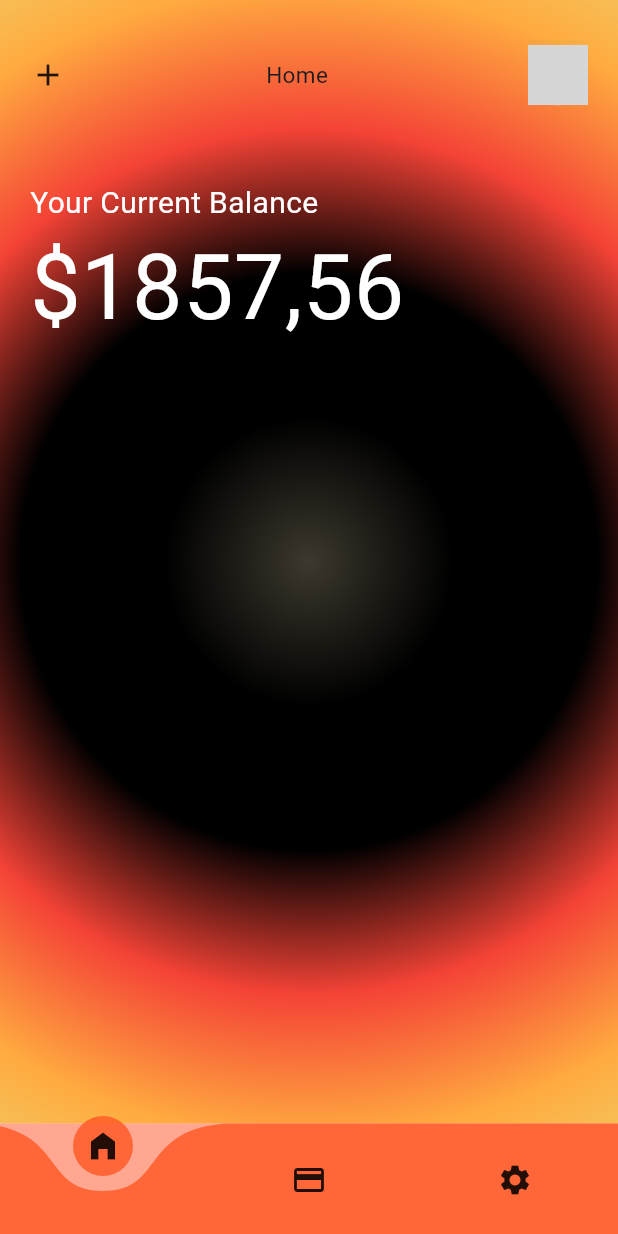
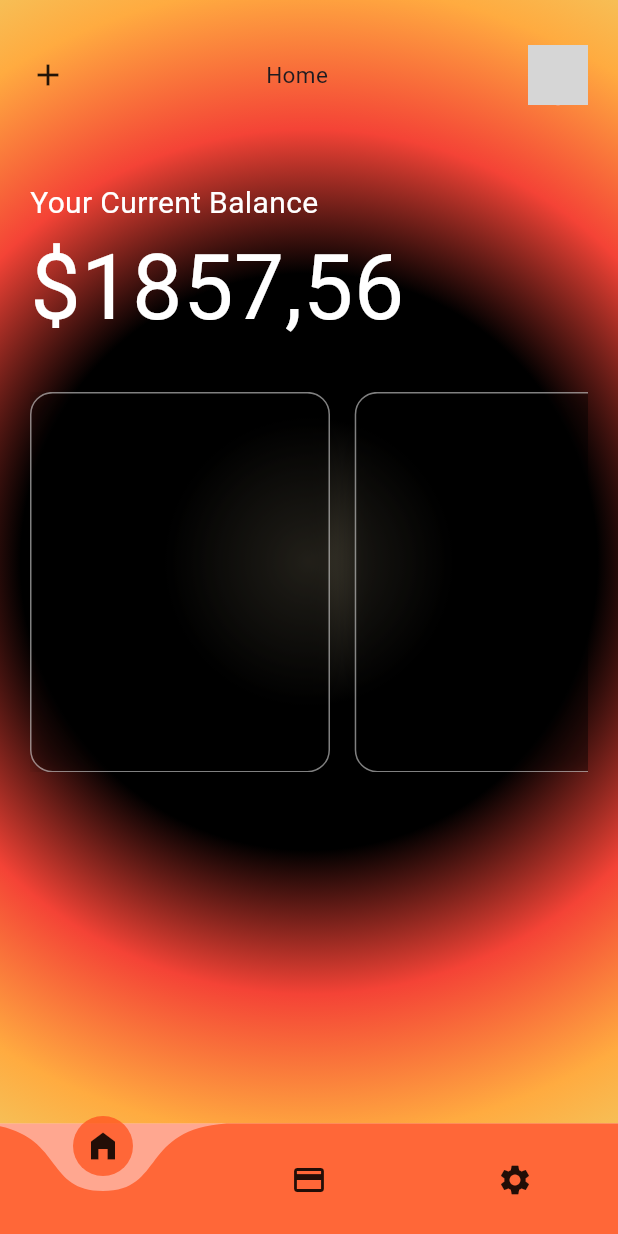
Before and after one commit to MuhammadsharifDev/banking-app, a Flutter app: the screen it shows once a user with an empty profile is signed in, on a phone screen of 412 x 824 dp. Run offline on Flutter 3.47's test engine with Material 2 defaults, Android fonts, the phone set to English and light mode, and no system bars; drawn by our look-alikes of curved_navigation_bar, keyboard_dismisser; our stand-ins replace bloc, equatable, firebase_auth, firebase_core, flutter_bloc, flutter_svg and 1 more; accounts and stored records are empty; Roboto replaces fonts that are missing (Aclonica); grey boxes are pictures that could not be loaded.

Commit message:
add litsview

```diff
--- a/lib/presintation/main/home/home_page.dart
+++ b/lib/presintation/main/home/home_page.dart
@@ -26,12 +26,15 @@ class HomePage extends StatelessWidget {
             radius: 1.4,
           ),
         ),
-        child:Padding(
-          padding: const EdgeInsets.only(left: 20,right: 20,top: 20),
+        child: SafeArea(
+          child: Padding(
+            padding: const EdgeInsets.only(left: 20, right: 20, top: 20),
             child: Column(
               crossAxisAlignment: CrossAxisAlignment.start,
               children: [
-              SizedBox(height: media.size.height*10/812,),
+                SizedBox(
+                  height: media.size.height * 10 / 812,
+                ),
                 Row(
                   mainAxisAlignment: MainAxisAlignment.spaceBetween,
                   children: [
@@ -39,20 +42,48 @@ class HomePage extends StatelessWidget {
                     StyleTextModel.items(text: 'Home', size: 15),
                     const CircleAvatar(
                       radius: 20,
-                    foregroundImage: AssetImage('assets/png_images/myself.jpg'),
+                      foregroundImage:
+                          AssetImage('assets/png_images/myself.jpg'),
                     ),
                   ],
                 ),
                 SizedBox(
-                height:media.size.height* 50/812,
+                  height: media.size.height * 50 / 812,
                 ),
-              StyleTextModel.items(text: 'Your Current Balance', size: 20,color: Colors.white),
-              StyleTextModel.items(text: '\$1857,56', size: 60,color: Colors.white),
+                StyleTextModel.items(
+                    text: 'Your Current Balance',
+                    size: 20,
+                    color: Colors.white),
+                StyleTextModel.items(
+                    text: '\$1857,56', size: 60, color: Colors.white),
                 SizedBox(
-                height:media.size.height* 50/812,
+                  height: media.size.height * 25 / 812,
                 ),
-
+                SizedBox(
+                  height: media.size.height * 250 / 812,
+                  child: ListView.separated(
+                    physics: const BouncingScrollPhysics(),
+                    scrollDirection: Axis.horizontal,
+                    itemCount: 5,
+                    itemBuilder: (context, index) => Container(
+                      width: 200,
+                      height: 100,
+                      decoration: BoxDecoration(
+                          color: Colors.black26,
+                          borderRadius: BorderRadius.circular(15),
+                          border:
+                              Border.all(color: Colors.white.withOpacity(0.5)),
+                          boxShadow: const [
+                            BoxShadow(color: Colors.black26, blurRadius: 10),
+                          ]),
+                    ),
+                    separatorBuilder: (context, index) => SizedBox(
+                      width: media.size.width * 15 / 375,
+                    ),
+                  ),
+                ),
               ],
+            ),
           ),
         ),
       ),
```
Lines whose indentation alone changed are shown as unchanged.
